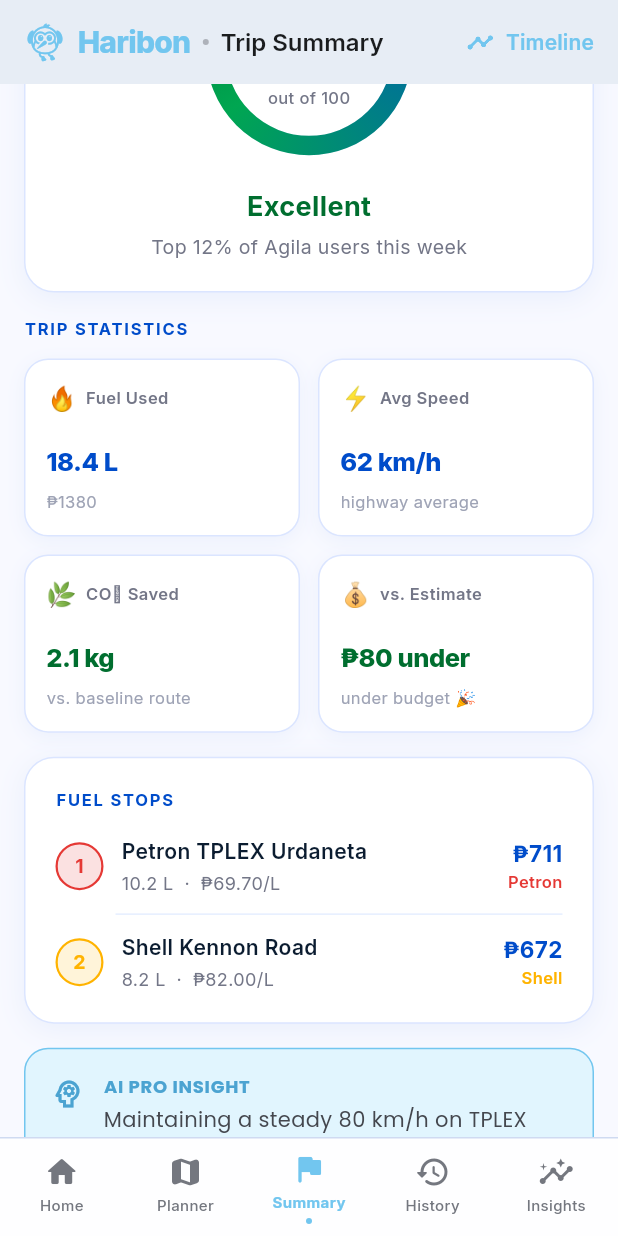
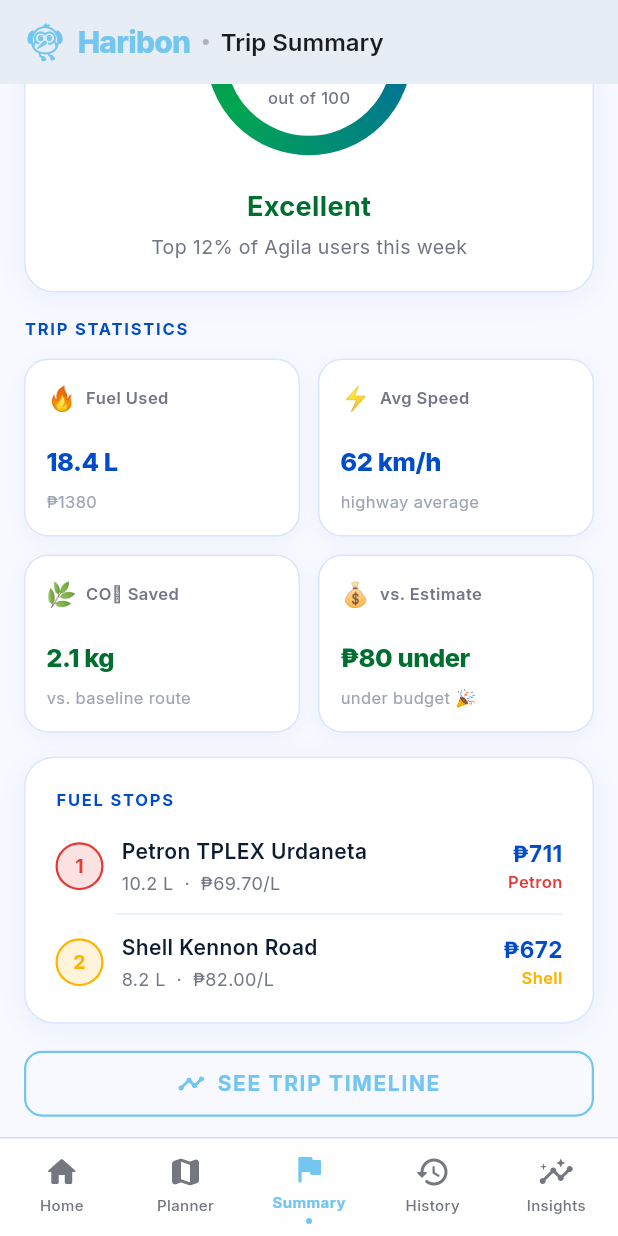
Before and after one commit to Devkada-A-a-r-rons/Haribon, a Flutter app: the screen it shows after launch, scrolled down 576 dp, on a phone screen of 412 x 824 dp. Run offline on Flutter 3.47's test engine with Material 3 defaults, Android fonts, the phone set to English and light mode, and no system bars; our stand-ins replace flutter_map, google_fonts, latlong2, sqflite; missing offline and left inert: llama_cpp_dart; accounts and stored records are empty; network calls fail.

Commit message:
Fix: Merged with nav bar

```diff
--- a/lib/features/common/widgets/app_bar.dart
+++ b/lib/features/common/widgets/app_bar.dart
@@ -5,12 +5,14 @@
 class CommonAppBar extends StatelessWidget implements PreferredSizeWidget {
   final String? title;
   final List<Widget>? actions;
+  final Widget? leading;
   final bool centerTitle;
 
   const CommonAppBar({
     super.key,
     this.title,
     this.actions,
+    this.leading,
     this.centerTitle = false,
   });
 
@@ -20,6 +22,7 @@
       backgroundColor: AppColors.surfaceMain,
       elevation: 0,
       centerTitle: centerTitle,
+      leading: leading,
       title: Row(
         mainAxisSize: MainAxisSize.min,
         children: [
--- /dev/null
+++ b/lib/features/summary/main_summary_screen.dart
@@ -0,0 +1,66 @@
+import 'package:flutter/material.dart';
+import '../common/widgets/app_bar.dart';
+import '../timeline/timeline_screen.dart';
+import 'trip_summary_screen.dart';
+import 'models/trip_summary_model.dart';
+
+class MainSummaryScreen extends StatefulWidget {
+  final TripSummary summary;
+
+  const MainSummaryScreen({super.key, required this.summary});
+
+  factory MainSummaryScreen.mock({Key? key}) =>
+      MainSummaryScreen(key: key, summary: TripSummaryScreen.mock().summary);
+
+  @override
+  State<MainSummaryScreen> createState() => _MainSummaryScreenState();
+}
+
+class _MainSummaryScreenState extends State<MainSummaryScreen> {
+  int _currentIndex = 0;
+  final ScrollController _summaryScrollController = ScrollController();
+  final ScrollController _timelineScrollController = ScrollController();
+
+  void _switchToTimeline() {
+    setState(() {
+      _currentIndex = 1;
+    });
+    _timelineScrollController.jumpTo(0);
+  }
+
+  void _switchToSummary() {
+    setState(() {
+      _currentIndex = 0;
+    });
+    _summaryScrollController.jumpTo(0);
+  }
+
+  @override
+  Widget build(BuildContext context) {
+    return Scaffold(
+      appBar: CommonAppBar(
+        title: _currentIndex == 0 ? 'Trip Summary' : 'Timeline',
+        leading: _currentIndex == 1
+            ? IconButton(
+                icon: const Icon(Icons.arrow_back_rounded),
+                onPressed: _switchToSummary,
+              )
+            : null,
+      ),
+      body: IndexedStack(
+        index: _currentIndex,
+        children: [
+          TripSummaryScreen(
+            summary: widget.summary,
+            onSeeTimeline: _switchToTimeline,
+            scrollController: _summaryScrollController,
+          ),
+          TimelineScreen(
+            onBack: _switchToSummary,
+            scrollController: _timelineScrollController,
+          ),
+        ],
+      ),
+    );
+  }
+}
--- a/lib/features/summary/trip_summary_screen.dart
+++ b/lib/features/summary/trip_summary_screen.dart
@@ -1,11 +1,8 @@
 import 'package:flutter/material.dart';
 import 'package:google_fonts/google_fonts.dart';
+import 'package:haribon/features/summary/widgets/summary_header.dart';
 import '../../theme/app_colors.dart';
-import '../common/widgets/app_bar.dart';
-import '../common/widgets/nav_bar.dart';
-import '../timeline/timeline_screen.dart';
 import 'models/trip_summary_model.dart';
-import 'widgets/summary_header.dart';
 import 'widgets/hero_trip_card.dart';
 import 'widgets/efficiency_score_gauge.dart';
 import 'widgets/key_stats_grid.dart';
@@ -79,55 +76,35 @@
   treesEquivalent: 4,
 );
 
-/// The Trip Summary screen — assembles all modular summary widgets.
 class TripSummaryScreen extends StatelessWidget {
   final TripSummary summary;
+  final VoidCallback? onSeeTimeline;
+  final ScrollController? scrollController;
 
-  const TripSummaryScreen({super.key, required this.summary});
+  const TripSummaryScreen({
+    super.key,
+    required this.summary,
+    this.onSeeTimeline,
+    this.scrollController,
+  });
 
-  /// Convenience factory using built-in mock data (for quick preview).
   factory TripSummaryScreen.mock({Key? key}) =>
       TripSummaryScreen(key: key, summary: _buildMockSummary());
 
   @override
   Widget build(BuildContext context) {
-    return Scaffold(
-      backgroundColor: SummaryColors.surface,
-      appBar: CommonAppBar(
-        title: 'Trip Summary',
-        actions: [
-          TextButton.icon(
-            onPressed: () {
-              Navigator.of(context).push(
-                MaterialPageRoute(
-                  builder: (context) => const TimelineScreen(),
-                ),
-              );
-            },
-            icon: const Icon(Icons.timeline_rounded, size: 18),
-            label: Text(
-              'Timeline',
-              style: GoogleFonts.inter(fontWeight: FontWeight.w600),
-            ),
-            style: TextButton.styleFrom(
-              foregroundColor: AppColors.primaryMain,
-              padding: const EdgeInsets.symmetric(horizontal: 16),
-            ),
-          ),
-        ],
-      ),
-      body: SafeArea(
+    return Container(
+      color: SummaryColors.surface,
+      child: SafeArea(
         bottom: false,
         child: CustomScrollView(
+          controller: scrollController,
           physics: const BouncingScrollPhysics(),
           slivers: [
-            // Removed sticky header since we use CommonAppBar
-
             SliverPadding(
-              padding: const EdgeInsets.fromLTRB(16, 20, 16, 100),
+              padding: const EdgeInsets.fromLTRB(16, 20, 16, 0),
               sliver: SliverList(
                 delegate: SliverChildListDelegate([
-                  // 1. Hero trip card
                   HeroTripCard(
                     origin: summary.origin,
                     destination: summary.destination,
@@ -135,36 +112,47 @@
                     distanceKm: summary.distanceKm,
                   ),
                   const SizedBox(height: 16),
-
-                  // Map showing the route
                   const RouteMapCard(),
                   const SizedBox(height: 16),
-
-                  // 2. Efficiency score gauge
                   EfficiencyScoreGauge(
                     score: summary.efficiencyScore,
                     rating: summary.efficiencyRating,
                     percentileLabel: summary.efficiencyPercentile,
                   ),
                   const SizedBox(height: 16),
-
-                  // 3. Key stats 2×2 grid
                   KeyStatsGrid(stats: summary.stats),
                   const SizedBox(height: 16),
-
-                  // 4. Fuel stop log
                   FuelStopLog(stops: summary.fuelStops),
                   const SizedBox(height: 16),
 
-                  // 5. AI Pro insight
+                  SizedBox(
+                    width: double.infinity,
+                    child: OutlinedButton.icon(
+                      onPressed: onSeeTimeline,
+                      icon: const Icon(Icons.timeline_rounded, size: 18),
+                      label: Text(
+                        'SEE TRIP TIMELINE',
+                        style: GoogleFonts.inter(
+                          fontSize: 14,
+                          fontWeight: FontWeight.w700,
+                          letterSpacing: 1.1,
+                        ),
+                      ),
+                      style: OutlinedButton.styleFrom(
+                        foregroundColor: AppColors.primaryMain,
+                        side: const BorderSide(color: AppColors.primaryMain, width: 1.5),
+                        padding: const EdgeInsets.symmetric(vertical: 12),
+                        shape: RoundedRectangleBorder(
+                          borderRadius: BorderRadius.circular(12),
+                        ),
+                      ),
+                    ),
+                  ),
+                  const SizedBox(height: 16),
                   AiInsightCard(insight: summary.aiInsight),
                   const SizedBox(height: 16),
-
-                  // 6. Route breakdown chart
                   RouteBreakdownChart(segments: summary.routeSegments),
                   const SizedBox(height: 16),
-
-                  // 7. CTA footer
                   _CtaFooter(summary: summary),
                 ]),
               ),
@@ -178,14 +166,12 @@
 
 class _CtaFooter extends StatelessWidget {
   final TripSummary summary;
-
   const _CtaFooter({required this.summary});
 
   @override
   Widget build(BuildContext context) {
     return Column(
       children: [
-        // Primary CTA
         SizedBox(
           width: double.infinity,
           child: FilledButton.icon(
@@ -206,7 +192,6 @@
           ),
         ),
         const SizedBox(height: 10),
-        // Secondary CTA
         SizedBox(
           width: double.infinity,
           child: OutlinedButton.icon(
@@ -226,6 +211,7 @@
             ),
           ),
         ),
+        const SizedBox(height: 10),
       ],
     );
   }
--- a/lib/main.dart
+++ b/lib/main.dart
@@ -1,5 +1,6 @@
 import 'package:flutter/material.dart';
 import './theme/app_theme.dart';
+import './features/summary/main_summary_screen.dart';
 import './features/summary/trip_summary_screen.dart';
 import './features/common/widgets/nav_bar.dart';
 import './features/vehicle-intelligence/vehicle_intelligence_screen.dart';
@@ -34,10 +35,10 @@
 
   final List<Widget> _screens = [
     const Scaffold(body: Center(child: Text('Home Screen'))),
-    const Scaffold(body: Center(child: Text('Planner Screen'))),
-    TripSummaryScreen.mock(),
+    const VehicleIntelligenceScreen(),
+    MainSummaryScreen.mock(),
     const Scaffold(body: Center(child: Text('History Screen'))),
-    const VehicleIntelligenceScreen(), // Used for Insights
+    const Scaffold(body: Center(child: Text('Insights Screen'))),
   ];
 
   @override
```
Also changed, not shown: lib/features/timeline/timeline_screen.dart (+13 -7 lines), lib/features/vehicle-intelligence/vehicle_intelligence_screen.dart (+3 -86 lines).
